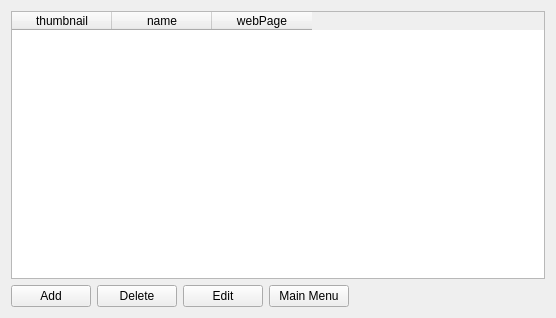
Wolframe/qtClient, file qt/apps/configurator/forms/manufacturers.ui: the form before one commit.
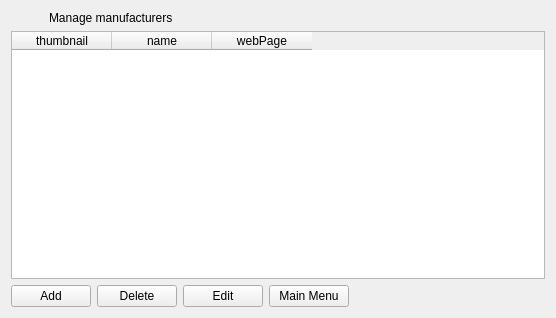
The form after the commit. Icons and pictures are not drawn.

```diff
--- a/qt/apps/configurator/forms/manufacturers.ui
+++ b/qt/apps/configurator/forms/manufacturers.ui
@@ -14,7 +14,7 @@
    <string>Manage Categories</string>
   </property>
   <layout class="QGridLayout" name="gridLayout">
-   <item row="3" column="0">
+   <item row="6" column="0">
     <layout class="QHBoxLayout" name="horizontalLayout">
      <item>
       <widget class="QPushButton" name="add">
@@ -101,7 +101,34 @@
      </item>
     </layout>
    </item>
-   <item row="0" column="0">
+   <item row="1" column="0">
+    <layout class="QHBoxLayout" name="horizontalLayout_2">
+     <item>
+      <widget class="QLabel" name="label">
+       <property name="maximumSize">
+        <size>
+         <width>32</width>
+         <height>32</height>
+        </size>
+       </property>
+       <property name="text">
+        <string/>
+       </property>
+       <property name="pixmap">
+        <pixmap resource="../resources/configurator.qrc">:/images/building.png</pixmap>
+       </property>
+      </widget>
+     </item>
+     <item>
+      <widget class="QLabel" name="label_2">
+       <property name="text">
+        <string>Manage manufacturers</string>
+       </property>
+      </widget>
+     </item>
+    </layout>
+   </item>
+   <item row="3" column="0">
     <widget class="QTableWidget" name="manufacturer">
      <property name="horizontalScrollBarPolicy">
       <enum>Qt::ScrollBarAlwaysOff</enum>
```
Left out of the diff: 4 changed lines with no effect on the pictures.
